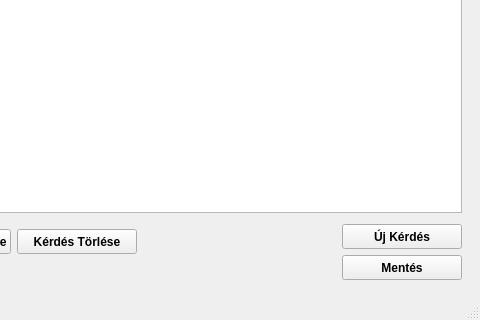
Old version of the form PPKE_ITK_kviz/mainwindow.ui in the repository KriszKaszas/PPKE_ITK_kviz; both pictures show x 135 to 615 and y 315 to 635 of the 615 by 635 pixel window.
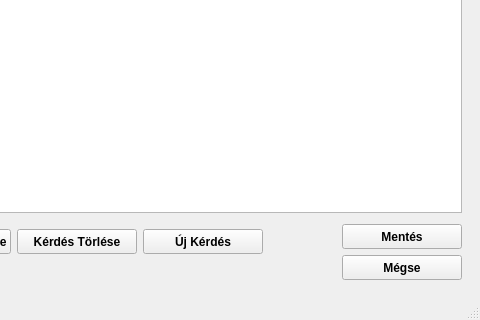
New version of the form. The open tabs and pages were chosen to show the change.

What changed in the file:
```diff
--- a/PPKE_ITK_kviz/mainwindow.ui
+++ b/PPKE_ITK_kviz/mainwindow.ui
@@ -452,6 +452,26 @@
                   </property>
                  </widget>
                 </item>
+                <item>
+                 <widget class="QPushButton" name="addQuestion">
+                  <property name="minimumSize">
+                   <size>
+                    <width>120</width>
+                    <height>25</height>
+                   </size>
+                  </property>
+                  <property name="font">
+                   <font>
+                    <family>MS Shell Dlg 2</family>
+                    <weight>75</weight>
+                    <bold>true</bold>
+                   </font>
+                  </property>
+                  <property name="text">
+                   <string>Új Kérdés</string>
+                  </property>
+                 </widget>
+                </item>
                </layout>
               </item>
               <item>
@@ -501,26 +521,6 @@
             </item>
             <item>
              <layout class="QVBoxLayout" name="verticalLayout_8">
-              <item>
-               <widget class="QPushButton" name="addQuestion">
-                <property name="minimumSize">
-                 <size>
-                  <width>120</width>
-                  <height>25</height>
-                 </size>
-                </property>
-                <property name="font">
-                 <font>
-                  <family>MS Shell Dlg 2</family>
-                  <weight>75</weight>
-                  <bold>true</bold>
-                 </font>
-                </property>
-                <property name="text">
-                 <string>Új Kérdés</string>
-                </property>
-               </widget>
-              </item>
               <item>
                <widget class="QPushButton" name="saveQuestion">
                 <property name="minimumSize">
@@ -541,6 +541,25 @@
                 </property>
                </widget>
               </item>
+              <item>
+               <widget class="QPushButton" name="cancelButton">
+                <property name="minimumSize">
+                 <size>
+                  <width>120</width>
+                  <height>25</height>
+                 </size>
+                </property>
+                <property name="font">
+                 <font>
+                  <weight>75</weight>
+                  <bold>true</bold>
+                 </font>
+                </property>
+                <property name="text">
+                 <string>Mégse</string>
+                </property>
+               </widget>
+              </item>
              </layout>
             </item>
            </layout>
```
Left out of the diff: 4 changed lines with no effect on the pictures.
